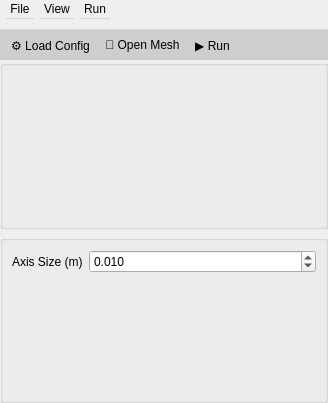
ros-industrial/noether, file noether_gui/ui/tpp_widget.ui: the form before one commit.
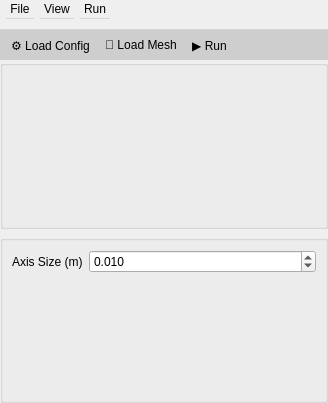
The form after the commit.

Commit message:
Change buttontext to load mesh
Change the button text from "open mesh" to "load mesh"

Diff of the .ui file:
```diff
--- a/noether_gui/ui/tpp_widget.ui
+++ b/noether_gui/ui/tpp_widget.ui
@@ -168,7 +168,7 @@
   </action>
   <action name="action_loadMesh">
    <property name="text">
-    <string>📂 Open Mesh</string>
+    <string>📂 Load Mesh</string>
    </property>
    <property name="shortcut">
     <string>Ctrl+O</string>
```
